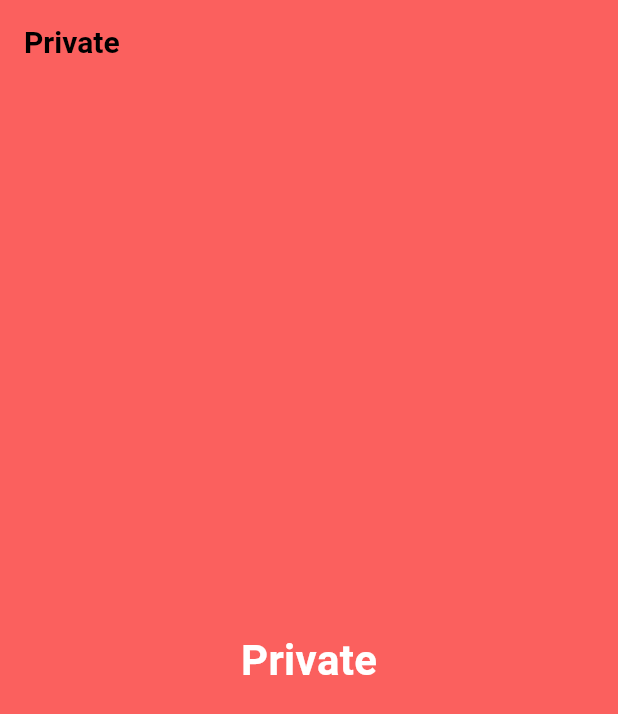
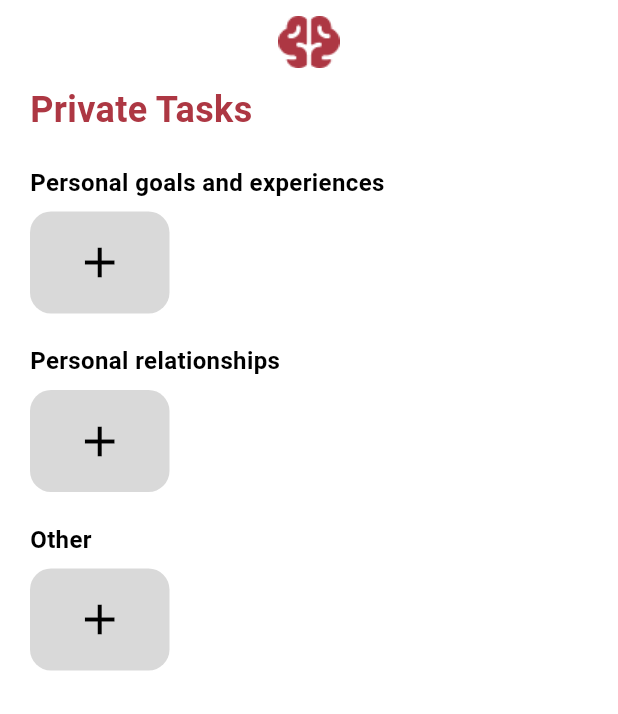
Before and after one commit to leeerrrrmmm/MindMap, a Flutter app: the PrivateTaskScreen screen opened by its route, on a phone screen of 412 x 824 dp. Shown: the top 714 px of the screen. Run offline on Flutter 3.47's test engine with Material 3 defaults, Android fonts, the phone set to English and light mode, and no system bars; our stand-ins replace bloc, cloud_firestore, firebase_auth, firebase_core, flutter_bloc, flutter_dotenv and 5 more; accounts and stored records are empty.

Commit message:
Feat: New Placeholder Private Screen Refactor: Minor refactor of Ideas Screen

```diff
--- /dev/null
+++ b/lib/features/tasks/presentation/private/presentation/private_task_screen.dart
@@ -0,0 +1,58 @@
+import 'package:flutter/material.dart';
+import 'package:mind_map/features/tasks/presentation/private/widgets/empty_goals_state_widget.dart';
+
+class PrivateTaskScreen extends StatefulWidget {
+  const PrivateTaskScreen({super.key});
+
+  @override
+  State<PrivateTaskScreen> createState() => _PrivateTaskScreenState();
+}
+
+class _PrivateTaskScreenState extends State<PrivateTaskScreen> {
+  @override
+  @override
+  Widget build(BuildContext context) {
+    return Scaffold(
+      appBar: AppBar(
+        title: Image.asset(
+          'assets/images/red_logo.png',
+          color: Color(0xFFAD3743),
+        ),
+        centerTitle: true,
+        iconTheme: IconThemeData(
+          color: Theme.of(context).colorScheme.secondary,
+        ),
+        backgroundColor: Theme.of(context).primaryColor,
+      ),
+      body: Padding(
+        padding: const EdgeInsets.only(left: 20.0),
+        child: Column(
+          spacing: 20,
+          crossAxisAlignment: CrossAxisAlignment.start,
+          children: [
+            //TITLE
+            Text(
+              'Private Tasks',
+              style: TextStyle(
+                fontSize: 24,
+                fontWeight: FontWeight.bold,
+                color: Color(0xFFAD3743),
+              ),
+            ),
+
+            EmptyGoalsStateWidget(
+              title: 'Personal goals and experiences',
+              onTap: () {},
+            ),
+            EmptyGoalsStateWidget(
+              title: 'Personal relationships',
+              onTap: () {},
+            ),
+            EmptyGoalsStateWidget(title: 'Other', onTap: () {}),
+          ],
+        ),
+      ),
+      backgroundColor: Theme.of(context).primaryColor,
+    );
+  }
+}
--- a/lib/features/tasks/presentation/private/private_task_screen.dart
+++ /dev/null
@@ -1,19 +0,0 @@
-import 'package:flutter/material.dart';
-
-class PrivateTaskScreen extends StatefulWidget {
-  const PrivateTaskScreen({super.key});
-
-  @override
-  State<PrivateTaskScreen> createState() => _PrivateTaskScreenState();
-}
-
-class _PrivateTaskScreenState extends State<PrivateTaskScreen> {
-  @override
-  @override
-  Widget build(BuildContext context) {
-    return Scaffold(
-      appBar: AppBar(title: const Text('Private')),
-      body: const Center(child: Text('Private')),
-    );
-  }
-}
--- /dev/null
+++ b/lib/features/tasks/presentation/private/widgets/empty_goals_state_widget.dart
@@ -0,0 +1,41 @@
+import 'package:flutter/material.dart';
+
+class EmptyGoalsStateWidget extends StatelessWidget {
+  final String title;
+  final VoidCallback onTap;
+  const EmptyGoalsStateWidget({
+    required this.title,
+    required this.onTap,
+    super.key,
+  });
+
+  @override
+  Widget build(BuildContext context) {
+    return Column(
+      crossAxisAlignment: CrossAxisAlignment.start,
+      spacing: 8,
+      children: [
+        Text(
+          title,
+          style: TextStyle(
+            fontSize: 16,
+            fontWeight: FontWeight.bold,
+            color: Theme.of(context).colorScheme.secondary,
+          ),
+        ),
+        GestureDetector(
+          onTap: onTap,
+          child: Container(
+            width: 93,
+            height: 68,
+            decoration: BoxDecoration(
+              color: Color(0xFFD9D9D9),
+              borderRadius: BorderRadius.circular(14),
+            ),
+            child: Icon(Icons.add, color: Colors.black, size: 34),
+          ),
+        ),
+      ],
+    );
+  }
+}
--- a/lib/navigation/app_router.dart
+++ b/lib/navigation/app_router.dart
@@ -8,8 +8,8 @@ import 'package:mind_map/features/forgot_password/presentation/forgot_password_s
 import 'package:mind_map/features/onboarding/presentation/onboarding_screen.dart';
 import 'package:mind_map/features/splash/presentation/splash_screen.dart';
 import 'package:mind_map/features/tasks/presentation/dashboard/dashboard_screen.dart';
-import 'package:mind_map/features/tasks/presentation/idea/ideas_task_screen.dart';
-import 'package:mind_map/features/tasks/presentation/private/private_task_screen.dart';
+import 'package:mind_map/features/tasks/presentation/idea/presentation/ideas_task_screen.dart';
+import 'package:mind_map/features/tasks/presentation/private/presentation/private_task_screen.dart';
 import 'package:mind_map/navigation/navigation.dart';
 
 abstract final class AppRoutes {
```
Also changed, not shown: lib/features/tasks/presentation/idea/ideas_task_screen.dart (deleted, +0 -205 lines), lib/features/tasks/presentation/idea/presentation/ideas_task_screen.dart (added, +157 -0 lines), lib/features/tasks/presentation/idea/widgets/category_of_ideas_widget.dart (added, +63 -0 lines), lib/features/tasks/presentation/idea/widgets/generate_random_idea_widget.dart (added, +38 -0 lines).
